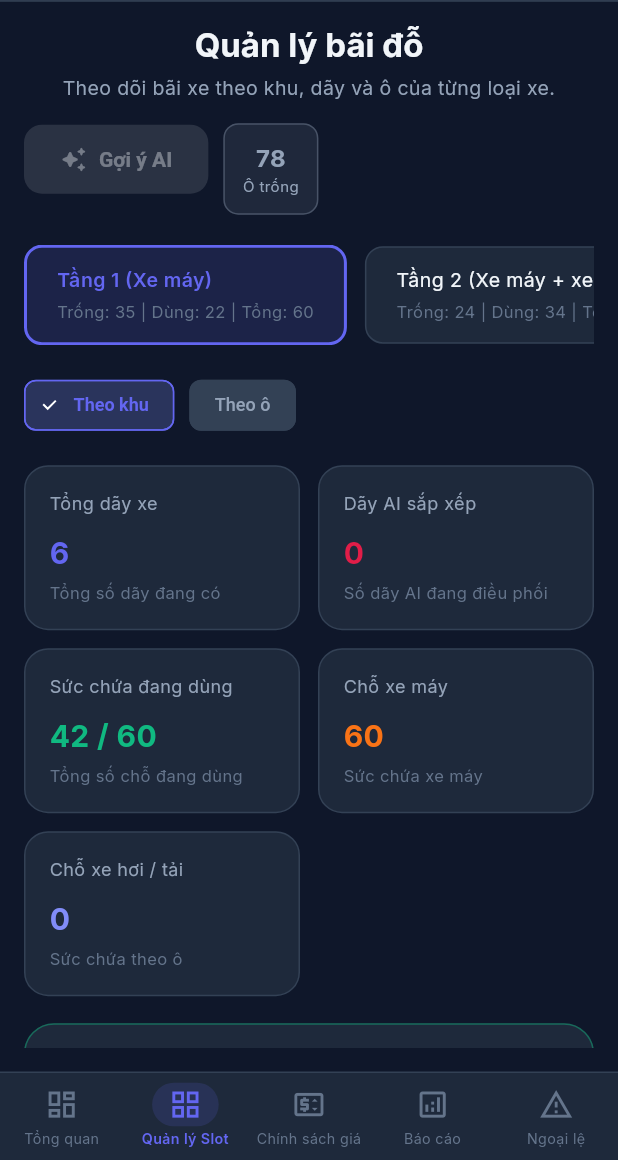
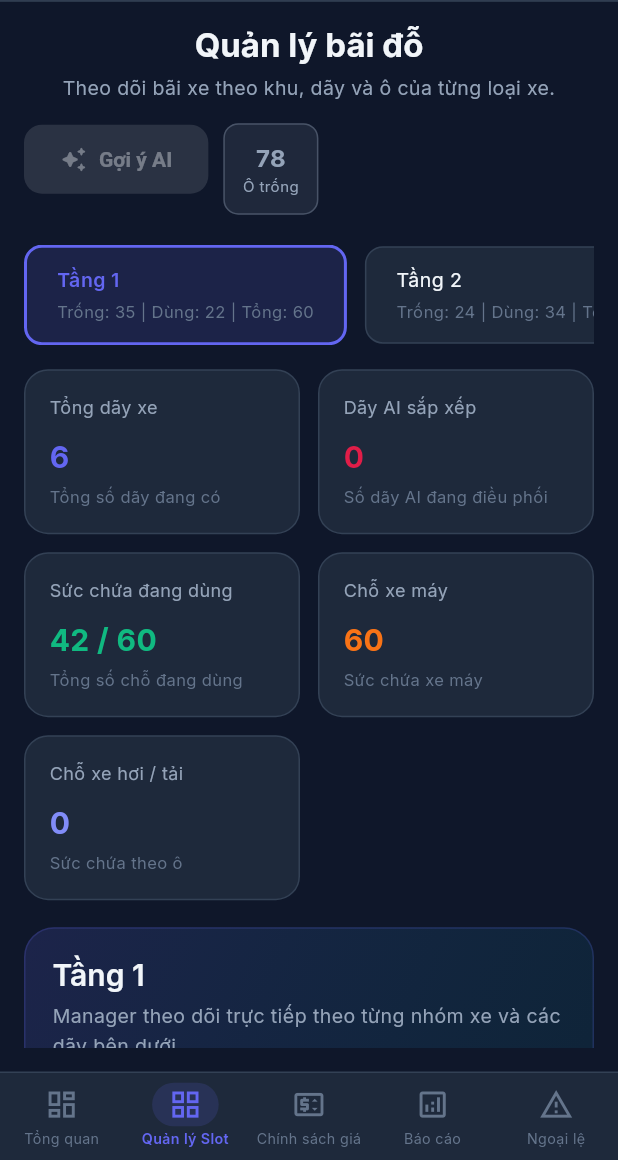
Before and after one commit to TranGiaBao2005/Parking-Building-Management-System, a Flutter app: the SlotManagementScreen screen opened by its route, on a phone screen of 412 x 824 dp, the part 76-1236 px from its top. Run offline on Flutter 3.47's test engine with Material 3 defaults, Android fonts, the phone set to English and light mode, and no system bars; our stand-ins replace fl_chart, flutter_animate, go_router, google_fonts, qr_flutter; missing offline and left inert: dart:html; accounts and stored records are empty.

Commit message:
Update manager Slot park

```diff
--- a/lib/features/manager/slot_management_screen.dart
+++ b/lib/features/manager/slot_management_screen.dart
@@ -63,29 +63,10 @@ class _SlotManagementScreenState extends State<SlotManagementScreen> {
               svc: svc,
             ),
             const SizedBox(height: 16),
-            _ViewSwitcher(
-              selected: _viewMode,
-              onChanged: (mode) => setState(() => _viewMode = mode),
-            ),
-            const SizedBox(height: 16),
             Expanded(
-              child: AnimatedSwitcher(
-                duration: const Duration(milliseconds: 220),
-                child: _viewMode == ParkingViewMode.byZone
-                    ? _ZoneView(
-                        key: ValueKey('zone-$_selectedFloorId'),
-                        floorId: _selectedFloorId,
-                      )
-                    : _SlotView(
-                        key: ValueKey(
-                          'slot-$_selectedFloorId-${_filterStatus?.name ?? 'all'}',
-                        ),
-                        floorId: _selectedFloorId,
-                        filterStatus: _filterStatus,
-                        onFilterChanged: (status) {
-                          setState(() => _filterStatus = status);
-                        },
-                      ),
+              child: _ZoneView(
+                key: ValueKey('zone-$_selectedFloorId'),
+                floorId: _selectedFloorId,
               ),
             ),
           ],
@@ -263,6 +244,14 @@ class _ZoneView extends StatelessWidget {
             activeOccupied: svc.zoneOccupiedForFloor(floorId),
             rowBasedCapacity: svc.rowBasedCapacityForFloor(floorId),
             slotBasedCapacity: svc.slotBasedCapacityForFloor(floorId),
+          ),
+          const SizedBox(height: 18),
+          _ZoneHeroCard(
+            floorName: _displayFloorName(
+              svc.floors.firstWhere((floor) => floor.id == floorId),
+            ),
+            groupCount: groups.length,
+            hasAiSuggestion: suggestions.isNotEmpty,
           ),
           const SizedBox(height: 18),
           ...groups.asMap().entries.map((entry) {
@@ -317,13 +306,13 @@ class _ZoneView extends StatelessWidget {
   String _displayFloorName(ParkingFloor floor) {
     switch (floor.id) {
       case 'f1':
-        return 'Tầng 1 (Xe máy)';
+        return 'Tầng 1';
       case 'f2':
-        return 'Tầng 2 (Xe máy + xe hơi)';
+        return 'Tầng 2';
       case 'f3':
-        return 'Tầng 3 (Xe hơi)';
+        return 'Tầng 3';
       case 'f4':
-        return 'Tầng 4 (Xe hơi + xe tải)';
+        return 'Tầng 4';
       default:
         return floor.name;
     }
@@ -371,6 +360,113 @@ class _ZoneSummaryCard extends StatelessWidget {
                 color: AppColors.aiManaged,
               ),
             ],
+          ),
+        ],
+      ),
+    );
+  }
+}
+
+class _ZoneHeroCard extends StatelessWidget {
+  final String floorName;
+  final int groupCount;
+  final bool hasAiSuggestion;
+
+  const _ZoneHeroCard({
+    required this.floorName,
+    required this.groupCount,
+    required this.hasAiSuggestion,
+  });
+
+  @override
+  Widget build(BuildContext context) {
+    return Container(
+      padding: const EdgeInsets.all(18),
+      decoration: BoxDecoration(
+        gradient: LinearGradient(
+          colors: [
+            AppColors.primary.withOpacity(0.16),
+            AppColors.accent.withOpacity(0.08),
+          ],
+          begin: Alignment.topLeft,
+          end: Alignment.bottomRight,
+        ),
+        borderRadius: BorderRadius.circular(20),
+        border: Border.all(color: AppColors.primary.withOpacity(0.2)),
+      ),
+      child: Wrap(
+        spacing: 14,
+        runSpacing: 14,
+        crossAxisAlignment: WrapCrossAlignment.center,
+        children: [
+          Column(
+            crossAxisAlignment: CrossAxisAlignment.start,
+            children: [
+              Text(
+                floorName,
+                style: Theme.of(context).textTheme.titleLarge,
+              ),
+              const SizedBox(height: 6),
+              Text(
+                hasAiSuggestion
+                    ? 'Tầng này đang có gợi ý sắp xếp thêm để manager xem nhanh.'
+                    : 'Manager theo dõi trực tiếp theo từng nhóm xe và các dãy bên dưới.',
+                style: const TextStyle(
+                  color: AppColors.textSecondary,
+                  fontSize: 13,
+                  height: 1.5,
+                ),
+              ),
+            ],
+          ),
+          _HeroInfoPill(
+            icon: Icons.layers_outlined,
+            label: '$groupCount nhóm xe',
+            color: AppColors.primary,
+          ),
+          _HeroInfoPill(
+            icon: Icons.auto_awesome_rounded,
+            label: hasAiSuggestion ? 'Có gợi ý AI' : 'Ổn định',
+            color: hasAiSuggestion ? AppColors.aiManaged : AppColors.available,
+          ),
+        ],
+      ),
+    );
+  }
+}
+
+class _HeroInfoPill extends StatelessWidget {
+  final IconData icon;
+  final String label;
+  final Color color;
+
+  const _HeroInfoPill({
+    required this.icon,
+    required this.label,
+    required this.color,
+  });
+
+  @override
+  Widget build(BuildContext context) {
+    return Container(
+      padding: const EdgeInsets.symmetric(horizontal: 14, vertical: 12),
+      decoration: BoxDecoration(
+        color: AppColors.surface.withOpacity(0.7),
+        borderRadius: BorderRadius.circular(14),
+        border: Border.all(color: color.withOpacity(0.25)),
+      ),
+      child: Row(
+        mainAxisSize: MainAxisSize.min,
+        children: [
+          Icon(icon, color: color, size: 18),
+          const SizedBox(width: 8),
+          Text(
+            label,
+            style: TextStyle(
+              color: color,
+              fontSize: 13,
+              fontWeight: FontWeight.w700,
+            ),
           ),
         ],
       ),
@@ -1313,13 +1409,13 @@ class _FloorTabs extends StatelessWidget {
   String _displayFloorName(ParkingFloor floor) {
     switch (floor.id) {
       case 'f1':
-        return 'Tầng 1 (Xe máy)';
+        return 'Tầng 1';
       case 'f2':
-        return 'Tầng 2 (Xe máy + xe hơi)';
+        return 'Tầng 2';
       case 'f3':
-        return 'Tầng 3 (Xe hơi)';
+        return 'Tầng 3';
       case 'f4':
-        return 'Tầng 4 (Xe hơi + xe tải)';
+        return 'Tầng 4';
       default:
         return floor.name;
     }
```
Also changed, not shown: 1 other file.
